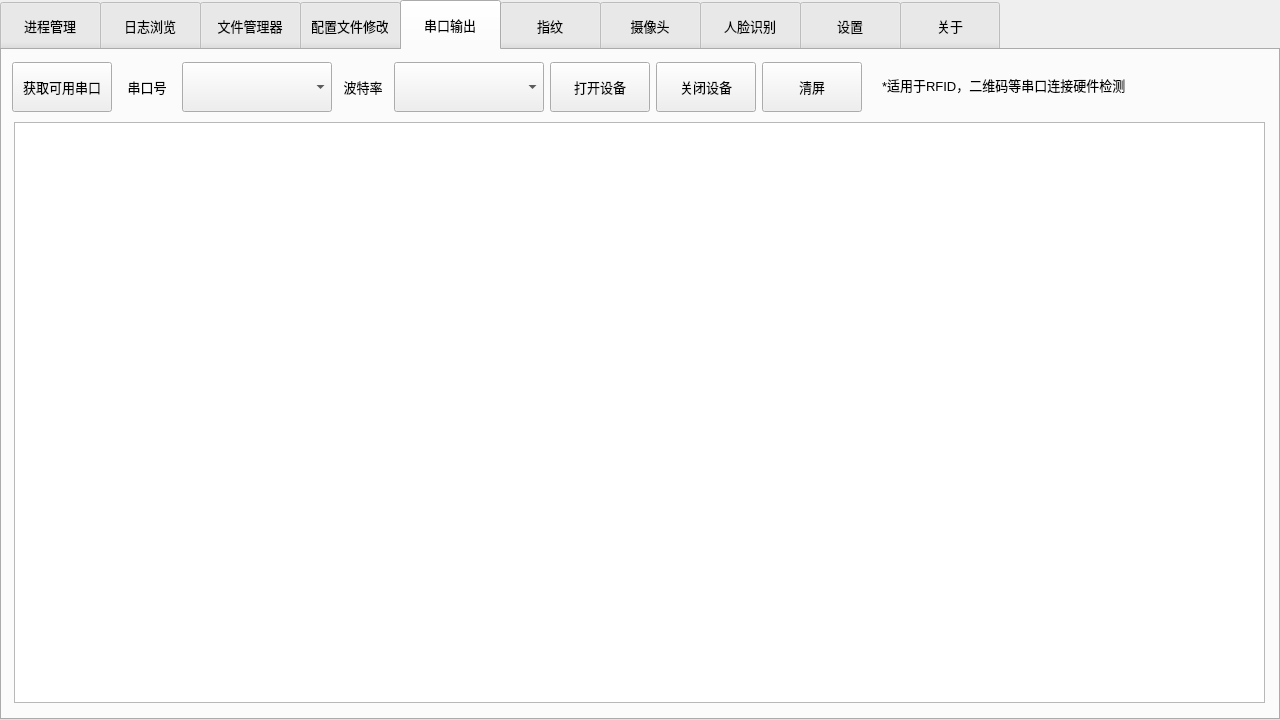
Old version of the form midtool.ui in the repository Nehcknarf/MidTool.
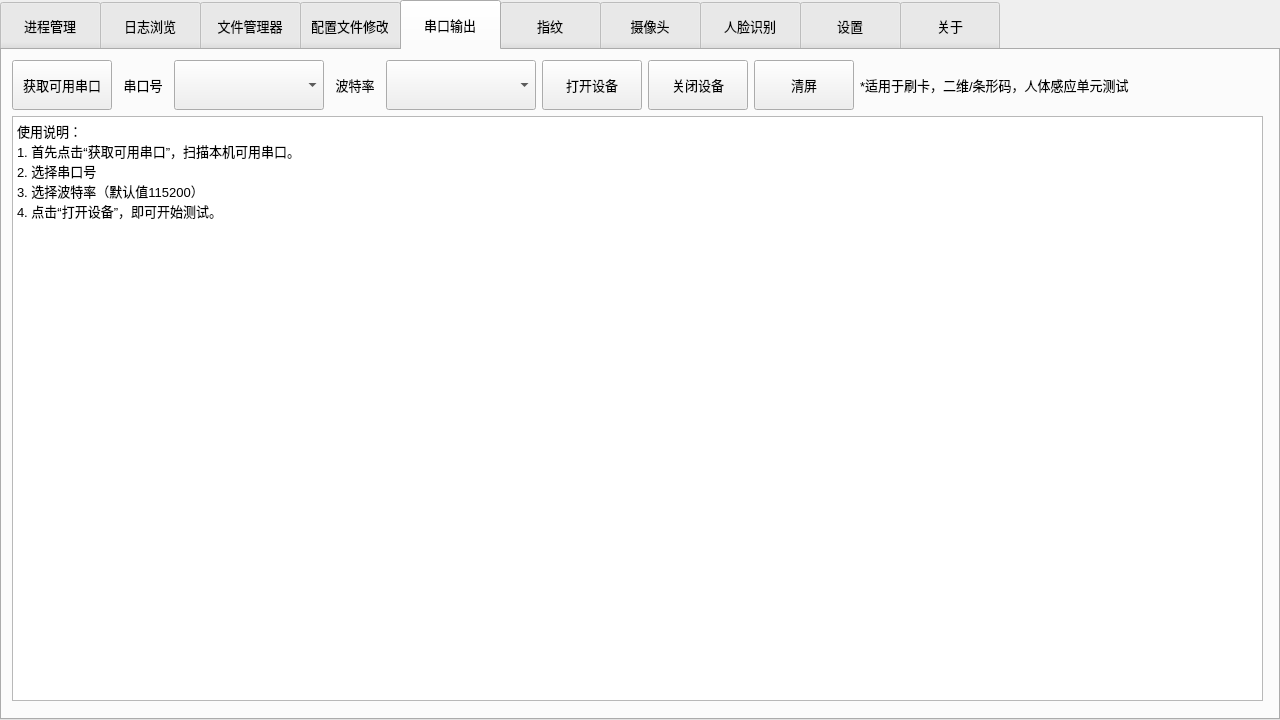
New version of the form. The open tabs and pages were chosen to show the change. Icons and pictures are not drawn.

Commit message: Add serial data parser of human sensor.

Diff of the .ui file:
```diff
--- a/midtool.ui
+++ b/midtool.ui
@@ -1097,30 +1097,19 @@
    <attribute name="title">
     <string>串口输出</string>
    </attribute>
-   <widget class="QTextBrowser" name="textBrowser_4">
-    <property name="geometry">
-     <rect>
-      <x>12</x>
-      <y>72</y>
-      <width>1251</width>
-      <height>581</height>
-     </rect>
-    </property>
-    <property name="font">
-     <font>
-      <pointsize>10</pointsize>
-     </font>
-    </property>
-   </widget>
    <widget class="QWidget" name="layoutWidget">
     <property name="geometry">
      <rect>
       <x>10</x>
       <y>10</y>
-      <width>850</width>
-      <height>54</height>
+      <width>1251</width>
+      <height>641</height>
      </rect>
     </property>
+    <layout class="QVBoxLayout" name="verticalLayout_14">
+     <item>
+      <layout class="QHBoxLayout" name="horizontalLayout_26">
+       <item>
     <layout class="QHBoxLayout" name="horizontalLayout_25">
      <item>
       <layout class="QHBoxLayout" name="horizontalLayout_19">
@@ -1333,16 +1322,9 @@
       </layout>
      </item>
     </layout>
-   </widget>
+       </item>
+       <item>
    <widget class="QLabel" name="label_6">
-    <property name="geometry">
-     <rect>
-      <x>880</x>
-      <y>10</y>
-      <width>371</width>
-      <height>50</height>
-     </rect>
-    </property>
     <property name="minimumSize">
      <size>
       <width>0</width>
@@ -1355,8 +1337,33 @@
      </font>
     </property>
     <property name="text">
-     <string>*适用于RFID，二维码等串口连接硬件检测</string>
-    </property>
+          <string>*适用于刷卡，二维/条形码，人体感应单元测试</string>
+         </property>
+        </widget>
+       </item>
+      </layout>
+     </item>
+     <item>
+      <widget class="QTextBrowser" name="textBrowser_4">
+       <property name="font">
+        <font>
+         <pointsize>10</pointsize>
+        </font>
+       </property>
+       <property name="html">
+        <string>&lt;!DOCTYPE HTML PUBLIC &quot;-//W3C//DTD HTML 4.0//EN&quot; &quot;http://www.w3.org/TR/REC-html40/strict.dtd&quot;&gt;
+&lt;html&gt;&lt;head&gt;&lt;meta name=&quot;qrichtext&quot; content=&quot;1&quot; /&gt;&lt;style type=&quot;text/css&quot;&gt;
+p, li { white-space: pre-wrap; }
+&lt;/style&gt;&lt;/head&gt;&lt;body style=&quot; font-family:'SimSun'; font-size:10pt; font-weight:400; font-style:normal;&quot;&gt;
+&lt;p style=&quot; margin-top:0px; margin-bottom:0px; margin-left:0px; margin-right:0px; -qt-block-indent:0; text-indent:0px;&quot;&gt;使用说明：&lt;/p&gt;
+&lt;p style=&quot; margin-top:0px; margin-bottom:0px; margin-left:0px; margin-right:0px; -qt-block-indent:0; text-indent:0px;&quot;&gt;1. 首先点击“获取可用串口”，扫描本机可用串口。&lt;/p&gt;
+&lt;p style=&quot; margin-top:0px; margin-bottom:0px; margin-left:0px; margin-right:0px; -qt-block-indent:0; text-indent:0px;&quot;&gt;2. 选择串口号&lt;/p&gt;
+&lt;p style=&quot; margin-top:0px; margin-bottom:0px; margin-left:0px; margin-right:0px; -qt-block-indent:0; text-indent:0px;&quot;&gt;3. 选择波特率（默认值115200）&lt;/p&gt;
+&lt;p style=&quot; margin-top:0px; margin-bottom:0px; margin-left:0px; margin-right:0px; -qt-block-indent:0; text-indent:0px;&quot;&gt;4. 点击“打开设备”，即可开始测试。&lt;/p&gt;&lt;/body&gt;&lt;/html&gt;</string>
+       </property>
+      </widget>
+     </item>
+    </layout>
    </widget>
   </widget>
   <widget class="QWidget" name="tab_4">
```
Left out of the diff: 2 changed lines with no effect on the pictures. Lines whose indentation alone changed are shown as unchanged. The commit also changes 1 other file.
